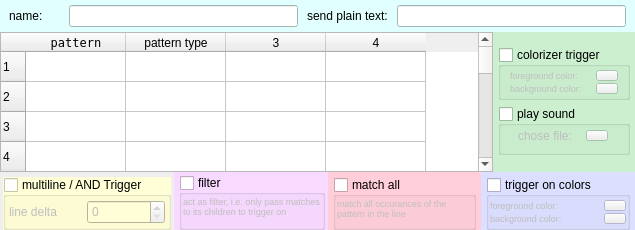
Before: the Qt Designer form src/ui/triggers_main_area.ui in Mudlet/Mudlet, drawn with Qt 5.
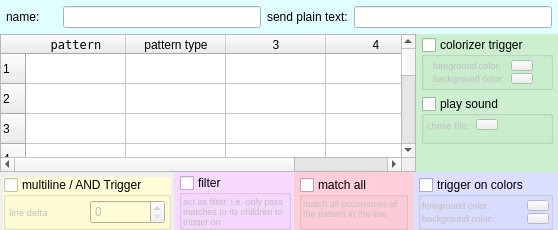
After: the same form once the commit is applied.

Commit message: Feature: new record replay button | Fix: html logging | Feature: added text only logging | Patch by Ryan: LuaGlobal.lua nice pretty print function for tables

The edit to the form file:
```diff
--- a/src/ui/triggers_main_area.ui
+++ b/src/ui/triggers_main_area.ui
@@ -6,12 +6,12 @@
    <rect>
     <x>0</x>
     <y>0</y>
-    <width>635</width>
+    <width>558</width>
     <height>230</height>
    </rect>
   </property>
   <property name="sizePolicy">
-   <sizepolicy hsizetype="Expanding" vsizetype="Fixed">
+   <sizepolicy hsizetype="Expanding" vsizetype="Expanding">
     <horstretch>0</horstretch>
     <verstretch>0</verstretch>
    </sizepolicy>
@@ -25,7 +25,7 @@
   <property name="maximumSize">
    <size>
     <width>16777215</width>
-    <height>237</height>
+    <height>16777215</height>
    </size>
   </property>
   <property name="windowTitle">
@@ -41,7 +41,7 @@
    <item>
     <widget class="QWidget" name="widget_6" native="true">
      <property name="sizePolicy">
-      <sizepolicy hsizetype="Expanding" vsizetype="Expanding">
+      <sizepolicy hsizetype="Expanding" vsizetype="Minimum">
        <horstretch>0</horstretch>
        <verstretch>0</verstretch>
       </sizepolicy>
@@ -115,19 +115,10 @@
      </property>
      <layout class="QHBoxLayout" name="horizontalLayout_5">
       <property name="spacing">
-       <number>9</number>
+       <number>6</number>
       </property>
-      <property name="leftMargin">
-       <number>9</number>
-      </property>
-      <property name="topMargin">
-       <number>5</number>
-      </property>
-      <property name="rightMargin">
-       <number>9</number>
-      </property>
-      <property name="bottomMargin">
-       <number>5</number>
+      <property name="margin">
+       <number>6</number>
       </property>
       <item>
        <widget class="QLabel" name="label_4">
@@ -295,6 +286,12 @@
          </property>
          <item>
           <widget class="QWidget" name="widget_9" native="true">
+           <property name="sizePolicy">
+            <sizepolicy hsizetype="Preferred" vsizetype="Expanding">
+             <horstretch>0</horstretch>
+             <verstretch>0</verstretch>
+            </sizepolicy>
+           </property>
            <layout class="QVBoxLayout" name="verticalLayout_6">
             <property name="spacing">
              <number>0</number>
@@ -655,7 +652,7 @@
          <item>
           <widget class="QWidget" name="widget_4" native="true">
            <property name="sizePolicy">
-            <sizepolicy hsizetype="Fixed" vsizetype="Fixed">
+            <sizepolicy hsizetype="Fixed" vsizetype="Expanding">
              <horstretch>0</horstretch>
              <verstretch>0</verstretch>
             </sizepolicy>
@@ -743,7 +740,7 @@
             <item>
              <widget class="QGroupBox" name="colorizerTrigger">
               <property name="sizePolicy">
-               <sizepolicy hsizetype="Expanding" vsizetype="Expanding">
+               <sizepolicy hsizetype="Expanding" vsizetype="Minimum">
                 <horstretch>0</horstretch>
                 <verstretch>0</verstretch>
                </sizepolicy>
@@ -772,19 +769,19 @@
               <property name="checked">
                <bool>false</bool>
               </property>
-              <layout class="QGridLayout" name="gridLayout_2">
+              <layout class="QFormLayout" name="formLayout">
+               <property name="horizontalSpacing">
+                <number>6</number>
+               </property>
+               <property name="verticalSpacing">
+                <number>2</number>
+               </property>
                <property name="topMargin">
                 <number>3</number>
                </property>
                <property name="bottomMargin">
                 <number>3</number>
                </property>
-               <property name="horizontalSpacing">
-                <number>0</number>
-               </property>
-               <property name="verticalSpacing">
-                <number>2</number>
-               </property>
                <item row="0" column="0">
                 <widget class="QLabel" name="label_9">
                  <property name="sizePolicy">
@@ -828,6 +825,30 @@
                  </property>
                 </widget>
                </item>
+               <item row="1" column="0">
+                <widget class="QLabel" name="label_10">
+                 <property name="sizePolicy">
+                  <sizepolicy hsizetype="Expanding" vsizetype="Fixed">
+                   <horstretch>0</horstretch>
+                   <verstretch>11</verstretch>
+                  </sizepolicy>
+                 </property>
+                 <property name="minimumSize">
+                  <size>
+                   <width>0</width>
+                   <height>11</height>
+                  </size>
+                 </property>
+                 <property name="font">
+                  <font>
+                   <pointsize>7</pointsize>
+                  </font>
+                 </property>
+                 <property name="text">
+                  <string>background color:</string>
+                 </property>
+                </widget>
+               </item>
                <item row="1" column="1">
                 <widget class="QPushButton" name="pushButtonBgColor">
                  <property name="sizePolicy">
@@ -850,37 +871,13 @@
                  </property>
                 </widget>
                </item>
-               <item row="1" column="0">
-                <widget class="QLabel" name="label_10">
-                 <property name="sizePolicy">
-                  <sizepolicy hsizetype="Expanding" vsizetype="Fixed">
-                   <horstretch>0</horstretch>
-                   <verstretch>11</verstretch>
-                  </sizepolicy>
-                 </property>
-                 <property name="minimumSize">
-                  <size>
-                   <width>0</width>
-                   <height>11</height>
-                  </size>
-                 </property>
-                 <property name="font">
-                  <font>
-                   <pointsize>7</pointsize>
-                  </font>
-                 </property>
-                 <property name="text">
-                  <string>background color:</string>
-                 </property>
-                </widget>
-               </item>
               </layout>
              </widget>
             </item>
             <item>
              <widget class="QGroupBox" name="soundTrigger">
               <property name="sizePolicy">
-               <sizepolicy hsizetype="Expanding" vsizetype="Expanding">
+               <sizepolicy hsizetype="Expanding" vsizetype="Minimum">
                 <horstretch>0</horstretch>
                 <verstretch>0</verstretch>
                </sizepolicy>
@@ -909,12 +906,12 @@
               <property name="checked">
                <bool>false</bool>
               </property>
-              <layout class="QGridLayout" name="gridLayout_3">
+              <layout class="QFormLayout" name="formLayout_2">
                <property name="horizontalSpacing">
-                <number>0</number>
+                <number>6</number>
                </property>
                <property name="verticalSpacing">
-                <number>-1</number>
+                <number>6</number>
                </property>
                <property name="margin">
                 <number>3</number>
@@ -933,6 +930,12 @@
                    <height>11</height>
                   </size>
                  </property>
+                 <property name="font">
+                  <font>
+                   <family>Sans Serif</family>
+                   <pointsize>7</pointsize>
+                  </font>
+                 </property>
                  <property name="text">
                   <string>chose file:</string>
                  </property>
@@ -975,6 +978,19 @@
               </layout>
              </widget>
             </item>
+            <item>
+             <spacer name="verticalSpacer">
+              <property name="orientation">
+               <enum>Qt::Vertical</enum>
+              </property>
+              <property name="sizeHint" stdset="0">
+               <size>
+                <width>20</width>
+                <height>40</height>
+               </size>
+              </property>
+             </spacer>
+            </item>
            </layout>
           </widget>
          </item>
@@ -1083,10 +1099,7 @@
         <property name="autoFillBackground">
          <bool>true</bool>
         </property>
-        <layout class="QVBoxLayout" name="verticalLayout_12">
-         <property name="spacing">
-          <number>0</number>
-         </property>
+        <layout class="QGridLayout" name="gridLayout_5">
          <property name="leftMargin">
           <number>3</number>
          </property>
@@ -1099,7 +1112,7 @@
          <property name="bottomMargin">
           <number>0</number>
          </property>
-         <item>
+         <item row="0" column="0">
           <widget class="QGroupBox" name="checkBox_multlinetrigger">
            <property name="sizePolicy">
             <sizepolicy hsizetype="Expanding" vsizetype="Expanding">
@@ -1195,14 +1208,11 @@
            <property name="checked">
             <bool>false</bool>
            </property>
-           <layout class="QHBoxLayout" name="horizontalLayout_6">
-            <property name="spacing">
-             <number>0</number>
-            </property>
+           <layout class="QGridLayout" name="gridLayout_4">
             <property name="margin">
              <number>3</number>
             </property>
-            <item>
+            <item row="0" column="0">
              <widget class="QLabel" name="label_3">
               <property name="sizePolicy">
                <sizepolicy hsizetype="Expanding" vsizetype="Expanding">
@@ -1212,7 +1222,8 @@
               </property>
               <property name="font">
                <font>
-                <pointsize>9</pointsize>
+                <family>Sans Serif</family>
+                <pointsize>7</pointsize>
                </font>
               </property>
               <property name="text">
@@ -1229,7 +1240,7 @@
               </property>
              </widget>
             </item>
-            <item>
+            <item row="0" column="1">
              <widget class="QSpinBox" name="spinBox_linemargin">
               <property name="sizePolicy">
                <sizepolicy hsizetype="Expanding" vsizetype="Expanding">
@@ -1317,10 +1328,7 @@
         <property name="autoFillBackground">
          <bool>true</bool>
         </property>
-        <layout class="QVBoxLayout" name="verticalLayout_10">
-         <property name="spacing">
-          <number>0</number>
-         </property>
+        <layout class="QGridLayout" name="gridLayout_9">
          <property name="leftMargin">
           <number>5</number>
          </property>
@@ -1333,10 +1341,10 @@
          <property name="bottomMargin">
           <number>0</number>
          </property>
-         <item>
+         <item row="0" column="0">
           <widget class="QGroupBox" name="filterTrigger">
            <property name="sizePolicy">
-            <sizepolicy hsizetype="Expanding" vsizetype="Fixed">
+            <sizepolicy hsizetype="Expanding" vsizetype="Minimum">
              <horstretch>0</horstretch>
              <verstretch>0</verstretch>
             </sizepolicy>
@@ -1356,14 +1364,11 @@
            <property name="checked">
             <bool>false</bool>
            </property>
-           <layout class="QVBoxLayout" name="verticalLayout_3">
-            <property name="spacing">
-             <number>0</number>
-            </property>
+           <layout class="QGridLayout" name="gridLayout_6">
             <property name="margin">
              <number>1</number>
             </property>
-            <item>
+            <item row="0" column="0">
              <widget class="QLabel" name="label_15">
               <property name="sizePolicy">
                <sizepolicy hsizetype="Expanding" vsizetype="Expanding">
@@ -1522,14 +1527,11 @@
            <property name="checked">
             <bool>false</bool>
            </property>
-           <layout class="QVBoxLayout" name="verticalLayout_4">
-            <property name="spacing">
-             <number>0</number>
-            </property>
+           <layout class="QGridLayout" name="gridLayout_7">
             <property name="margin">
              <number>1</number>
             </property>
-            <item>
+            <item row="0" column="0">
              <widget class="QLabel" name="label_17">
               <property name="sizePolicy">
                <sizepolicy hsizetype="Expanding" vsizetype="Expanding">
@@ -1558,7 +1560,7 @@
                <string>Only the filtered content (=capture groups) will be passed on to child triggers, not the initial line (see manual on filters)</string>
               </property>
               <property name="text">
-               <string>match all occurances of the pattern in the line</string>
+               <string>match all occurences of the pattern in the line</string>
               </property>
               <property name="scaledContents">
                <bool>true</bool>
@@ -1655,10 +1657,7 @@
         <property name="autoFillBackground">
          <bool>true</bool>
         </property>
-        <layout class="QVBoxLayout" name="verticalLayout_8">
-         <property name="spacing">
-          <number>0</number>
-         </property>
+        <layout class="QVBoxLayout" name="verticalLayout_3">
          <property name="leftMargin">
           <number>5</number>
          </property>
@@ -1679,12 +1678,6 @@
              <verstretch>0</verstretch>
             </sizepolicy>
            </property>
-           <property name="minimumSize">
-            <size>
-             <width>130</width>
-             <height>0</height>
-            </size>
-           </property>
            <property name="maximumSize">
             <size>
              <width>16777215</width>
```
Left out of the diff: 59 changed lines with no effect on the pictures. The commit also changes 5 other files.
